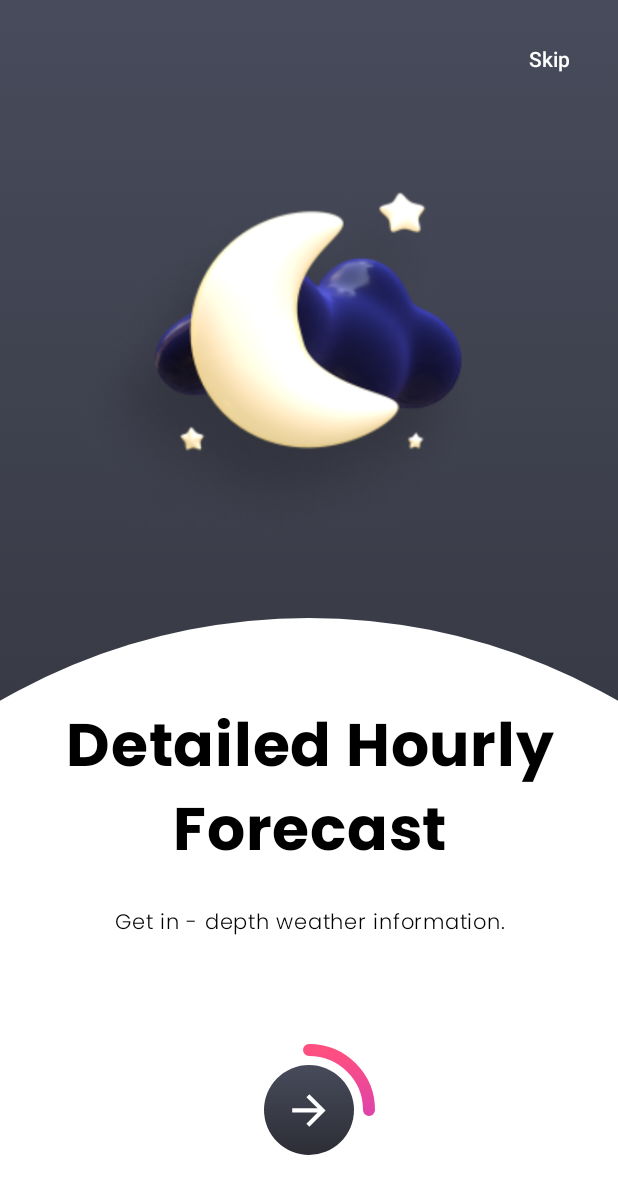
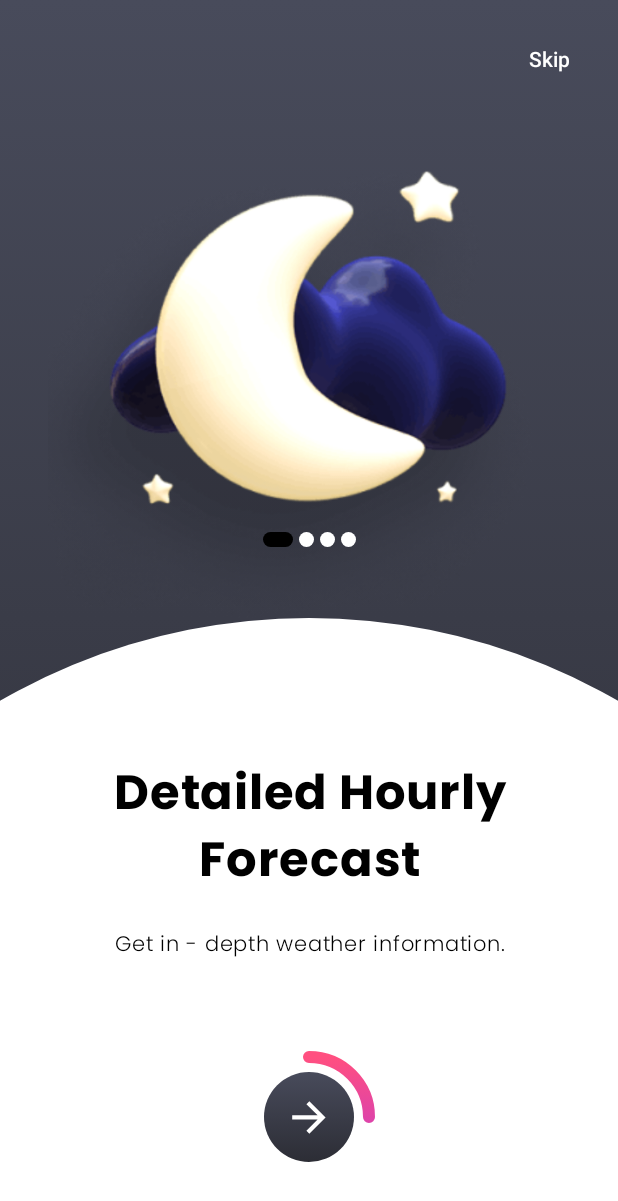
Before and after one commit to saeid-yousefi/SkyCast-Android, an Android app built with Jetpack Compose: the screen it shows after launch (MainActivity), on a phone screen of 412 x 824 dp. Shown: the top 1201 px of the screen. Run offline under Robolectric (Android 15) with nearby library versions, the phone set to English and light mode, and no system bars.

Commit message:
onboarding

```diff
--- a/common-ui/src/main/java/com/sy/common_ui/theme/Type.kt
+++ b/common-ui/src/main/java/com/sy/common_ui/theme/Type.kt
@@ -31,13 +31,13 @@ val Typography = Typography(
     titleLarge = TextStyle(
         fontFamily = PoppinsFontFamily,
         fontWeight = FontWeight.Bold,
-        fontSize = 40.sp,
+        fontSize = 32.sp,
         letterSpacing = 0.5.sp
     ),
     titleMedium = TextStyle(
         fontFamily = PoppinsFontFamily,
         fontWeight = FontWeight.Bold,
-        fontSize = 25.sp,
+        fontSize = 24.sp,
         letterSpacing = 0.5.sp
     ),
     bodySmall = TextStyle(
--- a/feature-onboarding/onboarding-ui/src/main/java/com/sy/onboarding_ui/OnBoardingAction.kt
+++ b/feature-onboarding/onboarding-ui/src/main/java/com/sy/onboarding_ui/OnBoardingAction.kt
@@ -3,4 +3,5 @@ package com.sy.onboarding_ui
 sealed class OnBoardingAction {
     data class NavigateTo(val route: String) : OnBoardingAction()
     data object NextOnBoard : OnBoardingAction()
+    data object PreviousOnBoard : OnBoardingAction()
 }
--- a/feature-onboarding/onboarding-ui/src/main/java/com/sy/onboarding_ui/OnBoardingScreen.kt
+++ b/feature-onboarding/onboarding-ui/src/main/java/com/sy/onboarding_ui/OnBoardingScreen.kt
@@ -7,8 +7,10 @@
 package com.sy.onboarding_ui
 
 import android.annotation.SuppressLint
+import androidx.activity.compose.BackHandler
 import androidx.compose.animation.AnimatedContent
 import androidx.compose.animation.ExperimentalAnimationApi
+import androidx.compose.animation.animateContentSize
 import androidx.compose.animation.core.animateFloatAsState
 import androidx.compose.animation.fadeIn
 import androidx.compose.animation.fadeOut
@@ -22,13 +24,16 @@ import androidx.compose.foundation.clickable
 import androidx.compose.foundation.layout.Arrangement
 import androidx.compose.foundation.layout.Box
 import androidx.compose.foundation.layout.Column
+import androidx.compose.foundation.layout.Row
 import androidx.compose.foundation.layout.Spacer
+import androidx.compose.foundation.layout.fillMaxHeight
 import androidx.compose.foundation.layout.fillMaxSize
 import androidx.compose.foundation.layout.fillMaxWidth
 import androidx.compose.foundation.layout.height
 import androidx.compose.foundation.layout.offset
 import androidx.compose.foundation.layout.padding
 import androidx.compose.foundation.layout.size
+import androidx.compose.foundation.layout.width
 import androidx.compose.foundation.shape.CircleShape
 import androidx.compose.material3.ExperimentalMaterial3Api
 import androidx.compose.material3.Icon
@@ -44,6 +49,7 @@ import androidx.compose.runtime.remember
 import androidx.compose.ui.Alignment
 import androidx.compose.ui.Modifier
 import androidx.compose.ui.draw.clip
+import androidx.compose.ui.geometry.CornerRadius
 import androidx.compose.ui.geometry.Size
 import androidx.compose.ui.graphics.Brush
 import androidx.compose.ui.graphics.Color
@@ -73,6 +79,7 @@ fun OnBoardingScreen(navController: NavController) {
 
 @Composable
 fun OnBoardingScreen(navController: NavController, viewModel: OnBoardingViewModel) {
+    val viewState = viewModel.state.collectAsState().value
     LaunchedEffect(key1 = viewModel.effect) {
         viewModel.effect.collect { effect ->
             when (effect) {
@@ -80,7 +87,7 @@ fun OnBoardingScreen(navController: NavController, viewModel: OnBoardingViewMode
             }
         }
     }
-    OnBoardingScreen(viewState = viewModel.state.collectAsState().value) { action ->
+    OnBoardingScreen(viewState = viewState) { action ->
         when (action) {
             is OnBoardingAction.NavigateTo -> {
                 navController.popAndNavigate(action.route)
@@ -89,6 +96,13 @@ fun OnBoardingScreen(navController: NavController, viewModel: OnBoardingViewMode
             else -> {
                 viewModel.submitAction(action)
             }
+        }
+    }
+    BackHandler {
+        if (viewState.currentPageIndex == 0) {
+            navController.popBackStack()
+        } else {
+            viewModel.submitAction(OnBoardingAction.PreviousOnBoard)
         }
     }
 }
@@ -120,6 +134,10 @@ fun OnBoardingScreen(viewState: OnBoardingState, actionRunner: (OnBoardingAction
                             Text(text = stringResource(id = R.string.skip), color = Color.White)
                         }
                     }
+                    Box(
+                        modifier = Modifier.fillMaxSize(),
+                        contentAlignment = Alignment.BottomCenter
+                    ) {
                         AnimatedContent(
                             targetState = viewState.currentPageIndex,
                             transitionSpec = {
@@ -130,11 +148,18 @@ fun OnBoardingScreen(viewState: OnBoardingState, actionRunner: (OnBoardingAction
                             Image(
                                 painter = painterResource(id = OnBoardingPages[index].imageId),
                                 contentDescription = "",
-                            modifier = Modifier.fillMaxWidth(),
-                            contentScale = ContentScale.FillWidth
+                                modifier = Modifier
+                                    .fillMaxWidth()
+                                    .fillMaxHeight(),
+                                contentScale = ContentScale.FillHeight
                             )
                         }
-
+                        Stepper(
+                            modifier = Modifier.fillMaxHeight(0.3f),
+                            currentStep = viewState.currentPageIndex
+                        )
+                    }
+                    Spacer(modifier = Modifier.height(LocalDimens.current.paddingLarge))
                 }
                 Column(
                     modifier = Modifier
@@ -144,7 +169,7 @@ fun OnBoardingScreen(viewState: OnBoardingState, actionRunner: (OnBoardingAction
                     verticalArrangement = Arrangement.Top,
                     horizontalAlignment = Alignment.CenterHorizontally
                 ) {
-                    Spacer(modifier = Modifier.weight(1f))
+                    Spacer(modifier = Modifier.weight(2f))
                     AnimatedContent(
                         targetState = viewState.currentPageIndex, transitionSpec = {
                             fadeIn() + slideInHorizontally(initialOffsetX = { fullWidth -> fullWidth }) with fadeOut() + slideOutHorizontally(
@@ -224,7 +249,6 @@ private fun DrawArc() {
 
 @Composable
 private fun DrawCircle(progress: Float = 0.25f) {
-
     val animatedProgress by animateFloatAsState(targetValue = progress, label = "")
 
     Canvas(modifier = Modifier.size(100.dp)) {
@@ -240,3 +264,32 @@ private fun DrawCircle(progress: Float = 0.25f) {
         )
     }
 }
+
+@Composable
+private fun Stepper(
+    modifier: Modifier = Modifier,
+    currentStep: Int = 0,
+    stepCounts: Int = OnBoardingPages.size - 1,
+) {
+    Row(
+        modifier = Modifier.then(modifier),
+        horizontalArrangement = Arrangement.spacedBy(4.dp),
+        verticalAlignment = Alignment.CenterVertically,
+    ) {
+        for (i in 0..stepCounts) {
+            val isIndex = currentStep == i
+            Canvas(
+                modifier = Modifier
+                    .animateContentSize()
+                    .height(10.dp)
+                    .width(if (isIndex) 20.dp else 10.dp)
+            ) {
+                drawRoundRect(
+                    color = if (isIndex) Color.Black else Color.White,
+                    cornerRadius = CornerRadius(20f, 20f)
+                )
+            }
+        }
+
+    }
+}
--- a/feature-onboarding/onboarding-ui/src/main/java/com/sy/onboarding_ui/OnBoardingViewModel.kt
+++ b/feature-onboarding/onboarding-ui/src/main/java/com/sy/onboarding_ui/OnBoardingViewModel.kt
@@ -28,6 +28,11 @@ class OnBoardingViewModel : BaseViewModel<OnBoardingState, OnBoardingEffect, OnB
                     }
                 }
 
+                is OnBoardingAction.PreviousOnBoard -> {
+                    val currentPageIndex = currentState.currentPageIndex - 1
+                    setState { copy(currentPageIndex = currentPageIndex) }
+                }
+
                 else -> {}
             }
         }
```
Also changed, not shown: feature-onboarding/onboarding-ui/src/main/res/drawable/image_four.png, feature-onboarding/onboarding-ui/src/main/res/drawable/image_one.png, feature-onboarding/onboarding-ui/src/main/res/drawable/image_three.png, feature-onboarding/onboarding-ui/src/main/res/drawable/image_two.png. Lines whose indentation alone changed are shown as unchanged.
